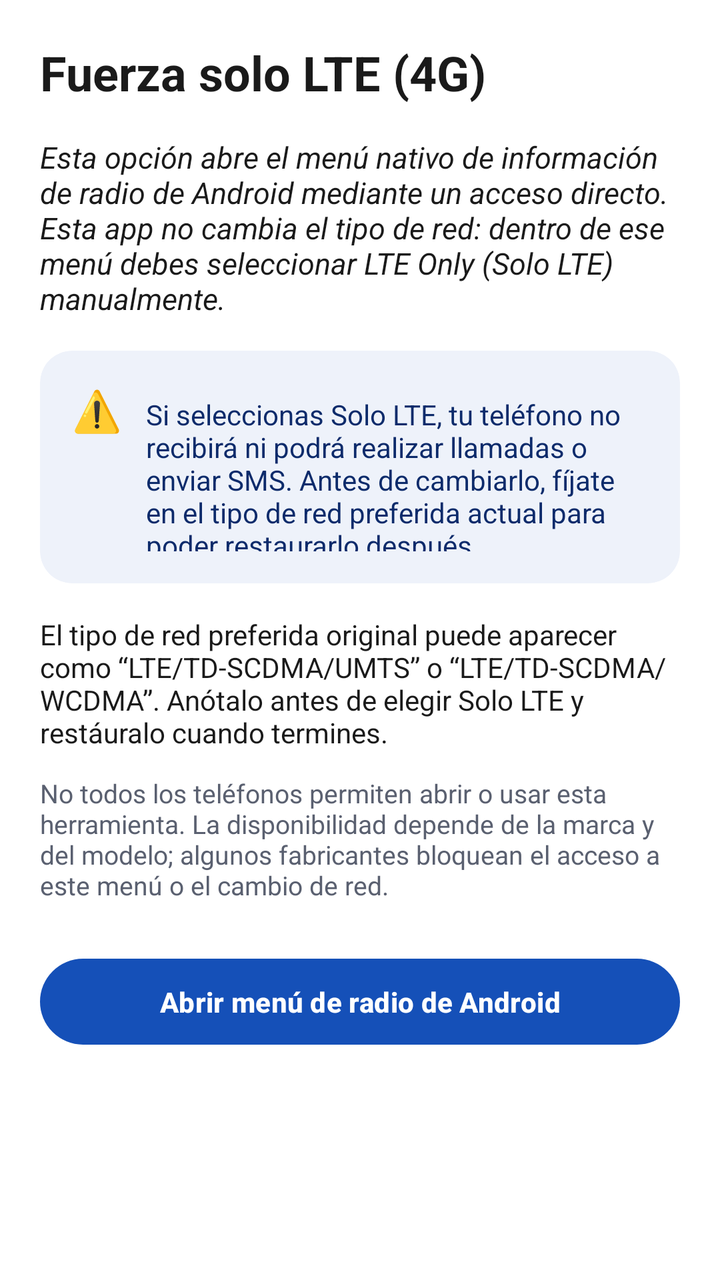
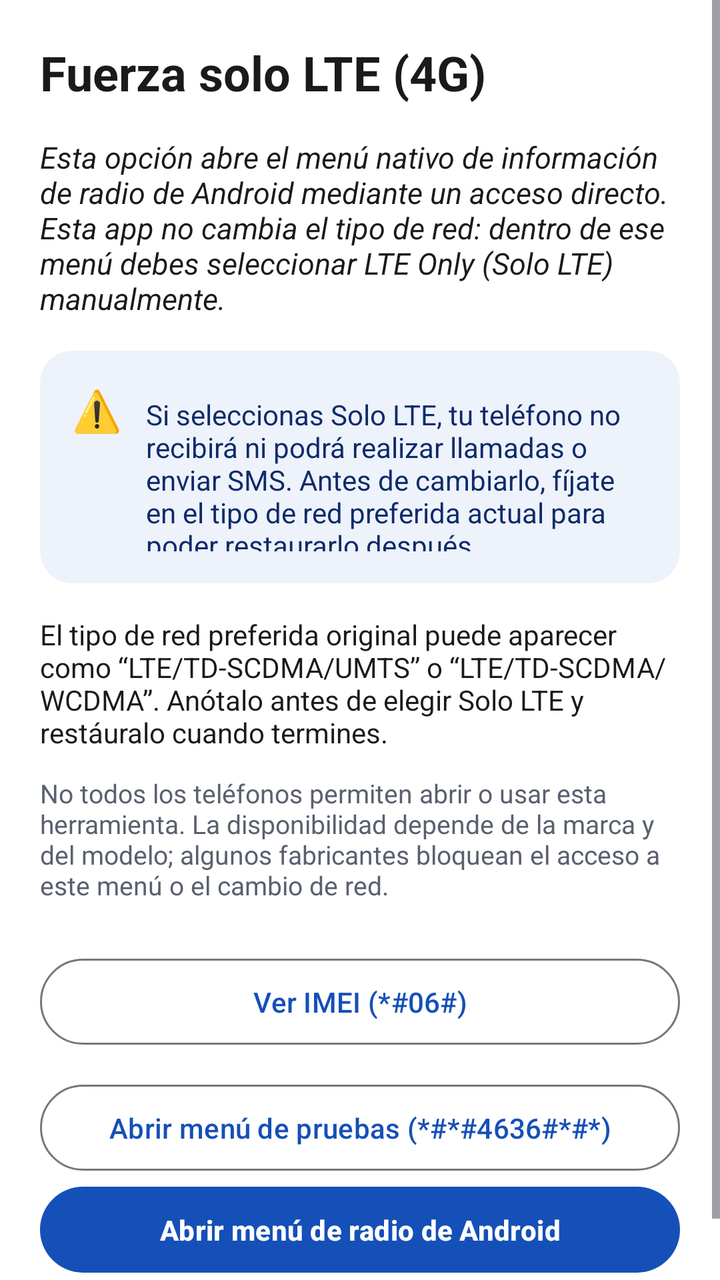

Screens rendered from an Android XML layout before and after an edit, with the pre-edit source and the edit as a unified diff.
<!-- AndroidManifest.xml: application theme Theme.Force4G -->
<!-- res/layout/activity_main.xml -->
<?xml version="1.0" encoding="utf-8"?>
<ScrollView xmlns:android="http://schemas.android.com/apk/res/android"
    android:layout_width="match_parent"
    android:layout_height="match_parent"
    android:background="@color/background"
    android:fillViewport="true">

    <LinearLayout
        android:layout_width="match_parent"
        android:layout_height="wrap_content"
        android:orientation="vertical"
        android:padding="20dp">

        <TextView
            android:layout_width="wrap_content"
            android:layout_height="wrap_content"
            android:text="@string/title"
            android:textSize="24sp"
            android:textStyle="bold"
            android:textColor="@color/text_primary"
            android:layout_marginBottom="16dp" />

        <TextView
            android:layout_width="wrap_content"
            android:layout_height="wrap_content"
            android:text="@string/intro"
            android:textSize="15sp"
            android:textColor="@color/text_primary"
            android:textStyle="italic"
            android:layout_marginBottom="16dp" />

        
        <androidx.cardview.widget.CardView
            android:layout_width="match_parent"
            android:layout_height="wrap_content"
            android:layout_marginBottom="16dp"
            app:cardCornerRadius="16dp"
            app:cardBackgroundColor="@color/warning_bg"
            app:cardElevation="0dp"
            xmlns:app="http://schemas.android.com/apk/res-auto">

            <LinearLayout
                android:layout_width="match_parent"
                android:layout_height="wrap_content"
                android:orientation="horizontal"
                android:padding="16dp">

                <TextView
                    android:layout_width="wrap_content"
                    android:layout_height="wrap_content"
                    android:text="⚠️"
                    android:textSize="20sp"
                    android:layout_marginEnd="12dp" />

                <TextView
                    android:layout_width="0dp"
                    android:layout_height="wrap_content"
                    android:layout_weight="1"
                    android:text="@string/warning"
                    android:textSize="14sp"
                    android:textColor="@color/warning_text" />
            </LinearLayout>
        </androidx.cardview.widget.CardView>

        <TextView
            android:layout_width="wrap_content"
            android:layout_height="wrap_content"
            android:text="@string/restore"
            android:textSize="14sp"
            android:textColor="@color/text_primary"
            android:layout_marginBottom="12dp" />

        <TextView
            android:layout_width="wrap_content"
            android:layout_height="wrap_content"
            android:text="@string/device_support"
            android:textSize="13sp"
            android:textColor="@color/text_secondary"
            android:layout_marginBottom="24dp" />

        <com.google.android.material.button.MaterialButton
            android:id="@+id/btn_open_radio"
            android:layout_width="match_parent"
            android:layout_height="wrap_content"
            android:text="@string/open_menu"
            android:textAllCaps="false"
            android:textStyle="bold"
            android:paddingTop="12dp"
            android:paddingBottom="12dp"
            style="@style/Widget.Material3.Button" />

    </LinearLayout>
</ScrollView>
<!-- resources referenced by this layout -->
<resources>
  <color name="background">#FFFFFF</color>
  <color name="text_primary">#1A1A1A</color>
  <color name="text_secondary">#5A6070</color>
  <color name="warning_bg">#EEF2FA</color>
  <color name="warning_text">#0d2b6b</color>
  <string name="device_support">No todos los teléfonos permiten abrir o usar esta herramienta. La disponibilidad depende de la marca y del modelo; algunos fabricantes bloquean el acceso a este menú o el cambio de red.</string>
  <string name="intro">Esta opción abre el menú nativo de información de radio de Android mediante un acceso directo. Esta app no cambia el tipo de red: dentro de ese menú debes seleccionar LTE Only (Solo LTE) manualmente.</string>
  <string name="open_menu">Abrir menú de radio de Android</string>
  <string name="restore">El tipo de red preferida original puede aparecer como “LTE/TD-SCDMA/UMTS” o “LTE/TD-SCDMA/WCDMA”. Anótalo antes de elegir Solo LTE y restáuralo cuando termines.</string>
  <string name="title">Fuerza solo LTE (4G)</string>
  <string name="warning">Si seleccionas Solo LTE, tu teléfono no recibirá ni podrá realizar llamadas o enviar SMS. Antes de cambiarlo, fíjate en el tipo de red preferida actual para poder restaurarlo después.</string>
  <style name="Theme.Force4G" parent="Theme.Material3.Light.NoActionBar">
          <item name="colorPrimary">@color/primary</item>
          <item name="colorPrimaryDark">@color/primary_dark</item>
          <item name="colorAccent">@color/accent</item>
          <item name="android:windowBackground">@color/background</item>
          <item name="android:statusBarColor">@color/primary_dark</item>
      </style>
  <color name="primary">#1550b8</color>
</resources>

<!-- the commit's change to res/layout/activity_main.xml (unified diff, before → after) -->
@@ -79,6 +79,27 @@
             android:layout_marginBottom="24dp" />
 
         <com.google.android.material.button.MaterialButton
+            android:id="@+id/btn_dial_imei"
+            android:layout_width="match_parent"
+            android:layout_height="wrap_content"
+            android:text="@string/dial_imei"
+            android:textAllCaps="false"
+            android:paddingTop="12dp"
+            android:paddingBottom="12dp"
+            android:layout_marginBottom="12dp"
+            style="@style/Widget.Material3.Button.OutlinedButton" />
+
+        <com.google.android.material.button.MaterialButton
+            android:id="@+id/btn_dial_radio"
+            android:layout_width="match_parent"
+            android:layout_height="wrap_content"
+            android:text="@string/dial_radio"
+            android:textAllCaps="false"
+            android:paddingTop="12dp"
+            android:paddingBottom="12dp"
+            style="@style/Widget.Material3.Button.OutlinedButton" />
+
+        <com.google.android.material.button.MaterialButton
             android:id="@+id/btn_open_radio"
             android:layout_width="match_parent"
             android:layout_height="wrap_content"
@@ -87,6 +108,7 @@
             android:textStyle="bold"
             android:paddingTop="12dp"
             android:paddingBottom="12dp"
+            android:layout_marginBottom="12dp"
             style="@style/Widget.Material3.Button" />
 
     </LinearLayout>
<!-- resource entries referenced after the edit -->
@@ -6,6 +6,8 @@
   <color name="warning_bg">#EEF2FA</color>
   <color name="warning_text">#0d2b6b</color>
   <string name="device_support">No todos los teléfonos permiten abrir o usar esta herramienta. La disponibilidad depende de la marca y del modelo; algunos fabricantes bloquean el acceso a este menú o el cambio de red.</string>
+  <string name="dial_imei">Ver IMEI (*#06#)</string>
+  <string name="dial_radio">Abrir menú de pruebas (*#*#4636#*#*)</string>
   <string name="intro">Esta opción abre el menú nativo de información de radio de Android mediante un acceso directo. Esta app no cambia el tipo de red: dentro de ese menú debes seleccionar LTE Only (Solo LTE) manualmente.</string>
   <string name="open_menu">Abrir menú de radio de Android</string>
   <string name="restore">El tipo de red preferida original puede aparecer como “LTE/TD-SCDMA/UMTS” o “LTE/TD-SCDMA/WCDMA”. Anótalo antes de elegir Solo LTE y restáuralo cuando termines.</string>
